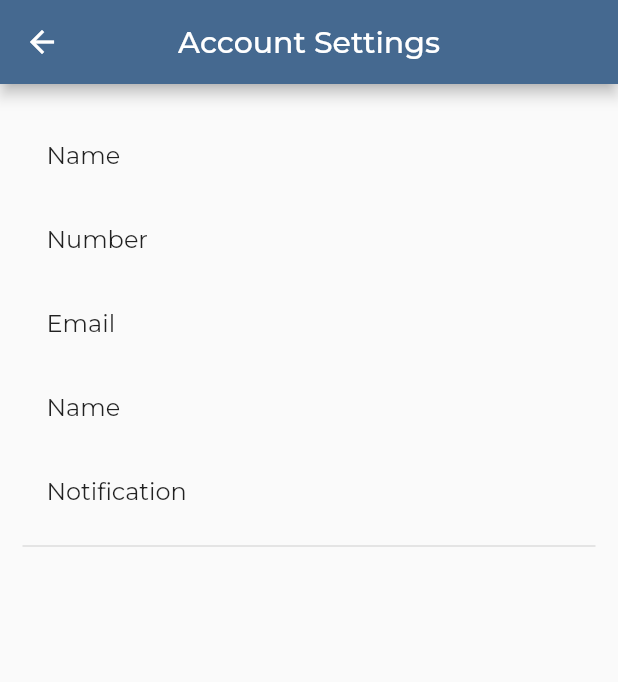
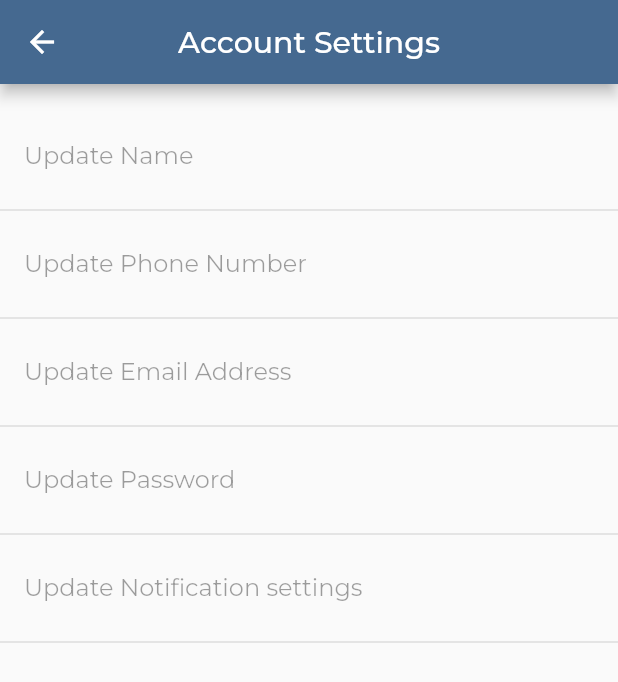
Before and after one commit to Naomi-Ugwuoke/Journal.ly, a Flutter app: the SettingsPage screen opened directly, after a tap on "Account Settings", on a phone screen of 412 x 824 dp. Shown: the top 682 px of the screen. Run offline on Flutter 3.47's test engine with Material 2 defaults, Android fonts, the phone set to English and light mode, and no system bars; our stand-ins replace cloud_firestore, firebase_auth, firebase_core, google_fonts; accounts and stored records are empty.

Commit message:
login, register, logout, provider, settings page,

```diff
--- a/lib/Pages/AccountSettings.dart
+++ b/lib/Pages/AccountSettings.dart
@@ -17,43 +17,50 @@ class _AccountSettingsState extends State<AccountSettings> {
         backgroundColor: const Color(0xff456990)
       ),
       body: Padding(
-        padding: const EdgeInsets.symmetric(horizontal: 15.0, vertical: 20.0),
+        padding: const EdgeInsets.symmetric(horizontal: 0, vertical: 20.0),
         child: Expanded(
           child: ListView(
-
             children: <Widget>[
               ListTile(
-                        title: const Text('Name'),
+                title: const Text('Update Name'),
+                enabled: false,
                 onTap: () {
                   Navigator.push(context, MaterialPageRoute(builder: (context) => const AccountSettings()));
                 },
               ),
+              const Divider(color: Color(0xffbfbfbf), thickness: 0.5),
               ListTile(
-                        title: const Text('Number'),
+                title: const Text('Update Phone Number'),
+                enabled: false,
                 onTap: () {
                   Navigator.push(context, MaterialPageRoute(builder: (context) => const AccountSettings()));
                 },
               ),
+              const Divider(color: Color(0xffbfbfbf), thickness: 0.5),
               ListTile(
-                        title: const Text('Email'),
+                title: const Text('Update Email Address'),
+                enabled: false,
                 onTap: () {
                   Navigator.push(context, MaterialPageRoute(builder: (context) => const AccountSettings()));
                 },
               ),
+              const Divider(color: Color(0xffbfbfbf), thickness: 0.5),
               ListTile(
-                        title: const Text('Name'),
+                title: const Text('Update Password'),
+                enabled: false,
                 onTap: () {
                   Navigator.push(context, MaterialPageRoute(builder: (context) => const AccountSettings()));
                 },
               ),
+              const Divider(color: Color(0xffbfbfbf), thickness: 0.5),
               ListTile(
-                        title: const Text('Notification'),
+                title: const Text('Update Notification settings'),
+                enabled: false,
                 onTap: () {
                   Navigator.push(context, MaterialPageRoute(builder: (context) => const AccountSettings()));
                 },
               ),
-                      const Divider(color: Color(0xffcecece)),
-
+              const Divider(color: Color(0xffbfbfbf), thickness: 0.5),
             ]
           ),
         )
--- a/lib/Pages/SettingsPage.dart
+++ b/lib/Pages/SettingsPage.dart
@@ -3,6 +3,12 @@
 import 'package:flutter/material.dart';
 import 'package:the_bug_chasers/Pages/AccountSettings.dart';
 import 'package:the_bug_chasers/Pages/JournalSettings.dart';
+import 'package:provider/provider.dart';
+import 'package:the_bug_chasers/User/Profile.dart';
+import 'package:the_bug_chasers/main.dart';
+
+import 'package:provider/provider.dart';
+import 'package:the_bug_chasers/User/Profile.dart';
 
 class SettingsPage extends StatelessWidget {
   const SettingsPage({Key? key}) : super(key: key);
@@ -14,6 +20,14 @@ class SettingsPage extends StatelessWidget {
 
     const Color _themeColor =  Color(0xff3b3b58);
 
+    return Consumer<Profile>(builder: (context, Profile profile, child) {
+
+      void logout() {
+         profile.logout();
+        Navigator.push(context, MaterialPageRoute(builder: (context) => const MyApp()));
+      }
+
+
       return Scaffold(
         appBar: AppBar(
           title: const Text('Settings'),
@@ -21,69 +35,90 @@ class SettingsPage extends StatelessWidget {
           backgroundColor: _themeColor,
         ),
         body: Padding(
-          padding: const EdgeInsets.symmetric(horizontal: 15.0, vertical: 20.0),
+          padding: const EdgeInsets.symmetric(horizontal:0, vertical: 10.0),
           child: Column(
             crossAxisAlignment: CrossAxisAlignment.center,
             children: <Widget>[
-                Card(
+              Padding(
+                padding: const EdgeInsets.symmetric(horizontal: 10.0),
+                child: Card(
                   color: const Color(0xfffefefe),
                   child: Padding(
                     padding: const EdgeInsets.all(8),
                     child:
                       Column(
-                      children: const [
-                        CircleAvatar(
-                          backgroundImage: AssetImage('imgs/user-image.png'),
+                      children: [
+                        const CircleAvatar(
+                          backgroundImage: AssetImage('assets/imgs/user-image.png'),
                           minRadius: 75.0,
                           ),
-                        Text('Aarushi Avarsekar', style: TextStyle(fontSize: 22, fontWeight: FontWeight.bold), textAlign: TextAlign.center, ),
-                        Text('AarushiSundeep.Avarsekar@student.ufv.ca', style: TextStyle(fontSize: 12, fontWeight: FontWeight.bold), textAlign: TextAlign.center,),
+                        const SizedBox(height: 5,),
+                        Text(profile.name!, style: const TextStyle(fontSize: 22, fontWeight: FontWeight.bold), textAlign: TextAlign.center,),
+                        const SizedBox(height: 5,),
+                        Text(profile.userEmail!, style: const TextStyle(fontSize: 12, fontWeight: FontWeight.bold), textAlign: TextAlign.center,),
                       ],
                     ),
                   )
                 ),
+              ),
               const SizedBox(height: 20,),
               Expanded(
                 child: ListView(
-                  padding: const EdgeInsets.all(8),
                   children: <Widget>[
                     ListTile(
+                      leading: const Icon(Icons.account_circle_outlined),
                       title: const Text('Account Settings'),
                       onTap: () {
                         Navigator.push(context, MaterialPageRoute(builder: (context) => const AccountSettings()));
                       },
                     ),
+                    const Divider(color: Color(0xffbfbfbf), thickness: 0.5),
                     ListTile(
+                      leading: const Icon(Icons.book_outlined),
                       title: const Text('Journal Settings'),
                       onTap: () {
                         Navigator.push(context, MaterialPageRoute(builder: (context) => const JournalSettings()));
                       },
                     ),
+                    const Divider(color: Color(0xffbfbfbf), thickness: 0.5),
                     ListTile(
+                      leading: const Icon(Icons.emoji_emotions_outlined),
                       title: const Text('Moods Settings'),
                       onTap: () {
                         Navigator.push(context, MaterialPageRoute(builder: (context) => const JournalSettings()));
                       },
                     ),
+                    const Divider(color: Color(0xffbfbfbf), thickness: 0.5),
                     ListTile(
+                      leading: const Icon(Icons.help),
                       title: const Text('Help'),
                       onTap: () {
                         Navigator.push(context, MaterialPageRoute(builder: (context) => const AccountSettings()));
                       },
                     ),
                     ListTile(
+                      // contentPadding: const EdgeInsets.all(2),
+                      leading: const Icon(Icons.logout, color: Colors.white,),
                       title: const Text('Logout'),
+                      tileColor: Colors.red,
+                      textColor: Colors.white,
+                      style: ListTileStyle.list,
                       onTap: () {
-                          Navigator.push(context, MaterialPageRoute(builder: (context) => const AccountSettings()));
+                        final Profile profile = Provider.of<Profile>(context, listen: false);
+                        profile.isAuthenticated = false;
+                        // profile.logout();
+                        Navigator.pushReplacement(context,
+                          MaterialPageRoute(builder: (context) => const MyApp(),)
+                        );
                       },
                     ),
                   ]
                 ),
               )
-
-            ]),
+            ]
+          ),
         )
-
       );
+    });
   }
 }
--- a/lib/User/Profile.dart
+++ b/lib/User/Profile.dart
@@ -34,6 +34,7 @@ class Profile extends ChangeNotifier {
 
   set userId(String userId) {
     _uid = userId;
+    notifyListeners();
   }
 
   String? get userEmail {
@@ -42,6 +43,7 @@ class Profile extends ChangeNotifier {
 
   set userEmail(String? email) {
     _email = email;
+    notifyListeners();
   }
 
   String? get userName {
@@ -50,10 +52,12 @@ class Profile extends ChangeNotifier {
 
   set userName(String? userNameInput) {
     name = userNameInput;
+    notifyListeners();
   }
 
   logout() {
     _isAuthenticated = false;
+    notifyListeners();
   }
 
 }
--- a/pubspec.yaml
+++ b/pubspec.yaml
@@ -1,5 +1,5 @@
 name: the_bug_chasers
-description: A new Flutter project.
+description: A new way to Journal.
 
 # The following line prevents the package from being accidentally published to
 # pub.dev using `flutter pub publish`. This is preferred for private packages.
```
Also changed, not shown: lib/Pages/JournalSettings.dart (+3 -10 lines), lib/Pages/LoginPage.dart (+39 -3 lines), lib/Pages/RegisterPage.dart (+44 -11 lines), lib/User/UsersCollection.dart (added, +11 -0 lines), lib/Widgets/progress_column.dart (+8 -1 lines), flutter_01.png (added). Lines whose indentation alone changed are shown as unchanged.
